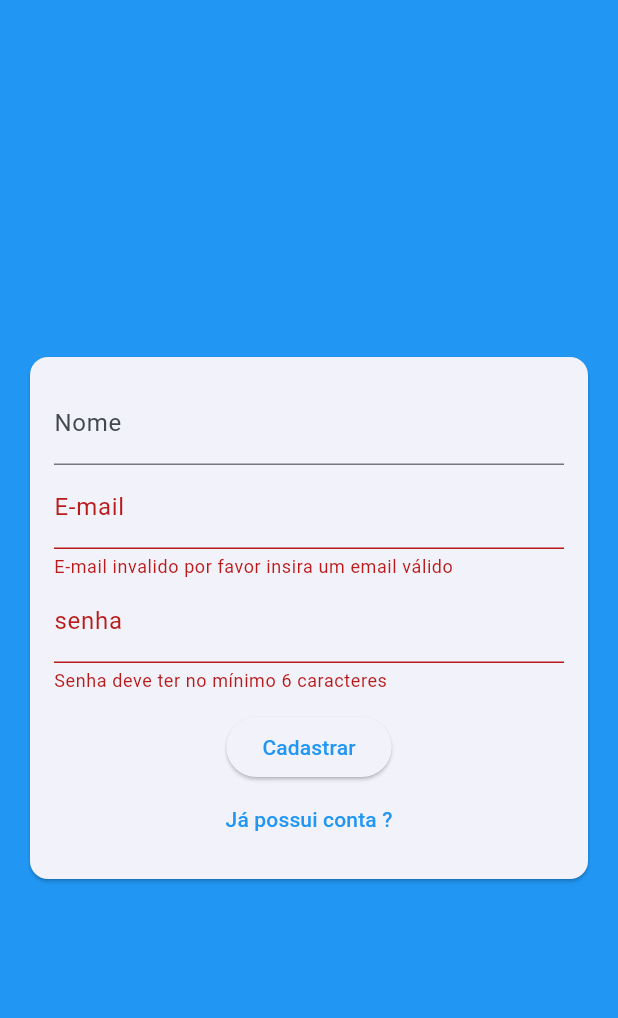
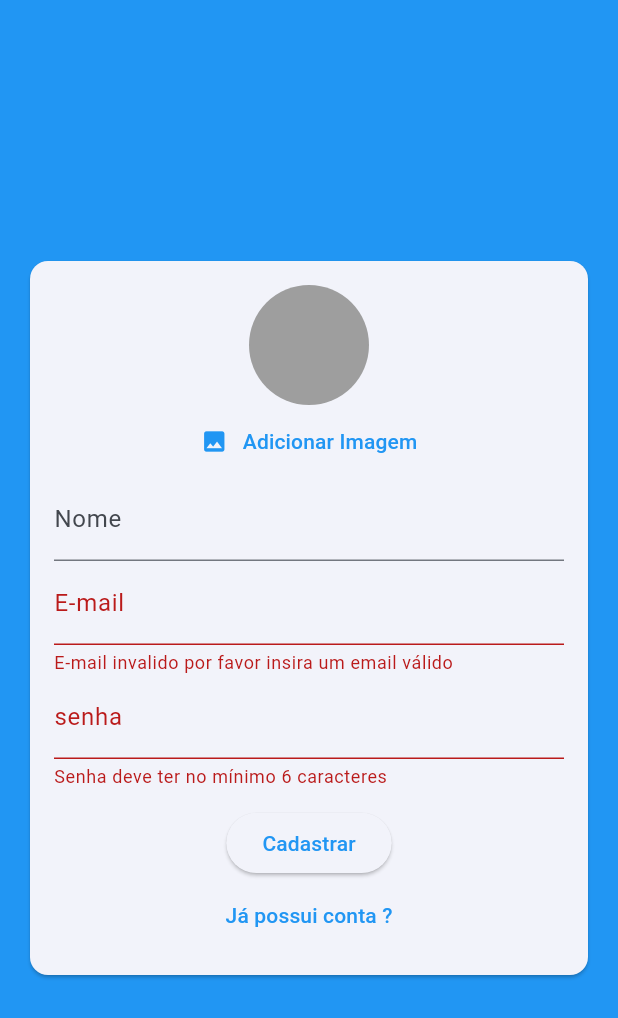
Before and after one commit to wisley-cesar/App-chat, a Flutter app: the screen it shows after launch, after a tap on "Entrar", after a tap on "Criar uma nova conta?", on a phone screen of 412 x 824 dp. Shown: the top 1018 px of the screen. Run offline on Flutter 3.47's test engine with Material 3 defaults, Android fonts, the phone set to English and light mode, and no system bars; our stand-ins replace image_picker.

Commit message:
FEAT: Adicionando o componente para adicionar a foto!

```diff
--- a/lib/components/auth_form.dart
+++ b/lib/components/auth_form.dart
@@ -1,5 +1,7 @@
+import 'dart:io';
 import 'dart:math';
 
+import 'package:chat/components/user_image_picker.dart';
 import 'package:chat/models/auth_form_data.dart';
 import 'package:flutter/material.dart';
 
@@ -15,9 +17,25 @@ class _AuthFormState extends State<AuthForm> {
   final _formKey = GlobalKey<FormState>();
   final _formData = AuthFormData();
 
+  void _handleImagePicker(File image) {
+    _formData.image = image;
+  }
+
+  void _showErro(String mensagem) {
+    ScaffoldMessenger.of(context).showSnackBar(
+      SnackBar(
+        content: Text(mensagem),
+        backgroundColor: Theme.of(context).colorScheme.error,
+      ),
+    );
+  }
+
   void _submit() {
     final isValid = _formKey.currentState?.validate() ?? false;
     if (!isValid) return;
+    if (_formData.image == null && _formData.isSignup) {
+      return _showErro('Imagem não selecionada!');
+    }
 
     widget.onSubmit(_formData);
   }
@@ -32,6 +50,10 @@ class _AuthFormState extends State<AuthForm> {
             key: _formKey,
             child: Column(
               children: [
+                if (_formData.isSignup)
+                  UserImagePicker(
+                    onImagePick: _handleImagePicker,
+                  ),
                 if (_formData.isSignup)
                   TextFormField(
                     key: ValueKey('name'),
--- /dev/null
+++ b/lib/components/user_image_picker.dart
@@ -0,0 +1,58 @@
+import 'dart:io';
+
+import 'package:flutter/material.dart';
+import 'package:image_picker/image_picker.dart';
+
+class UserImagePicker extends StatefulWidget {
+  final void Function(File image) onImagePick;
+  const UserImagePicker({super.key, required this.onImagePick});
+
+  @override
+  State<UserImagePicker> createState() => _UserImagePickerState();
+}
+
+class _UserImagePickerState extends State<UserImagePicker> {
+  File? _image;
+
+  Future<void> _pickImage() async {
+    final piker = ImagePicker();
+    final pickedImage = await piker.pickImage(
+      source: ImageSource.gallery,
+      imageQuality: 50,
+      maxWidth: 150,
+    );
+
+    if (pickedImage != null) {
+      setState(() {
+        _image = File(pickedImage.path);
+      });
+      widget.onImagePick(_image!);
+    }
+  }
+
+  @override
+  Widget build(BuildContext context) {
+    return Column(
+      children: [
+        CircleAvatar(
+          radius: 40,
+          backgroundColor: Colors.grey,
+          backgroundImage: _image != null ? FileImage(_image!) : null,
+        ),
+        TextButton(
+          onPressed: _pickImage,
+          child: Row(
+            mainAxisAlignment: MainAxisAlignment.center,
+            children: [
+              Icon(
+                Icons.image,
+              ),
+              SizedBox(width: 10),
+              Text('Adicionar Imagem')
+            ],
+          ),
+        )
+      ],
+    );
+  }
+}
--- a/lib/pages/auth_page.dart
+++ b/lib/pages/auth_page.dart
@@ -1,4 +1,5 @@
 import 'package:chat/components/auth_form.dart';
+import 'package:chat/components/user_image_picker.dart';
 import 'package:chat/models/auth_form_data.dart';
 import 'package:flutter/material.dart';
 
```
